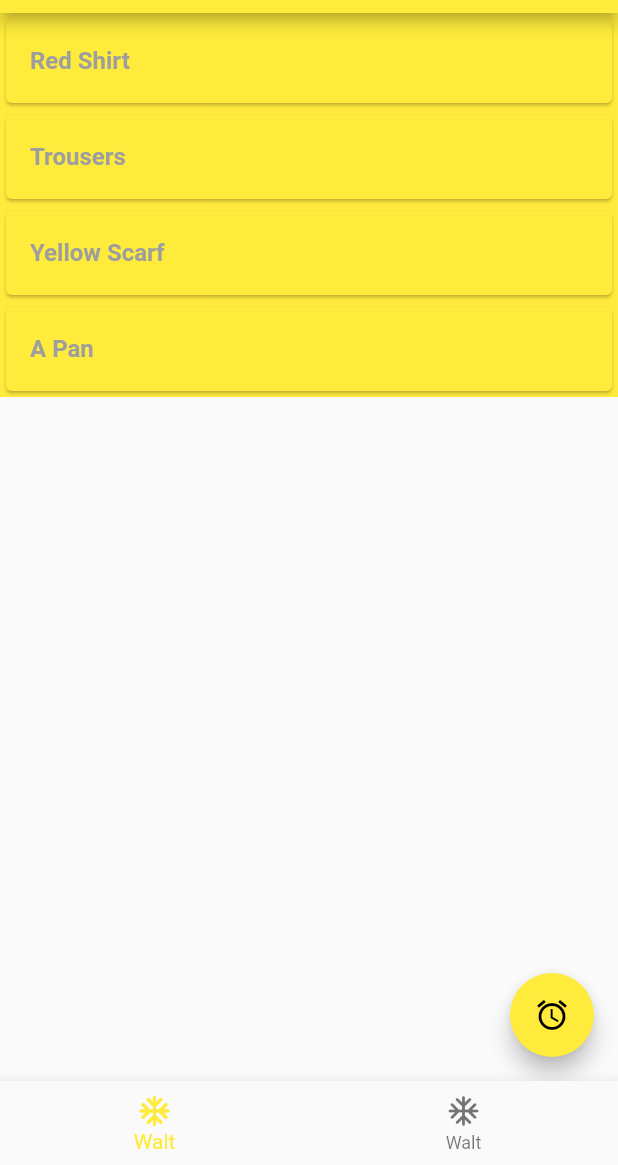
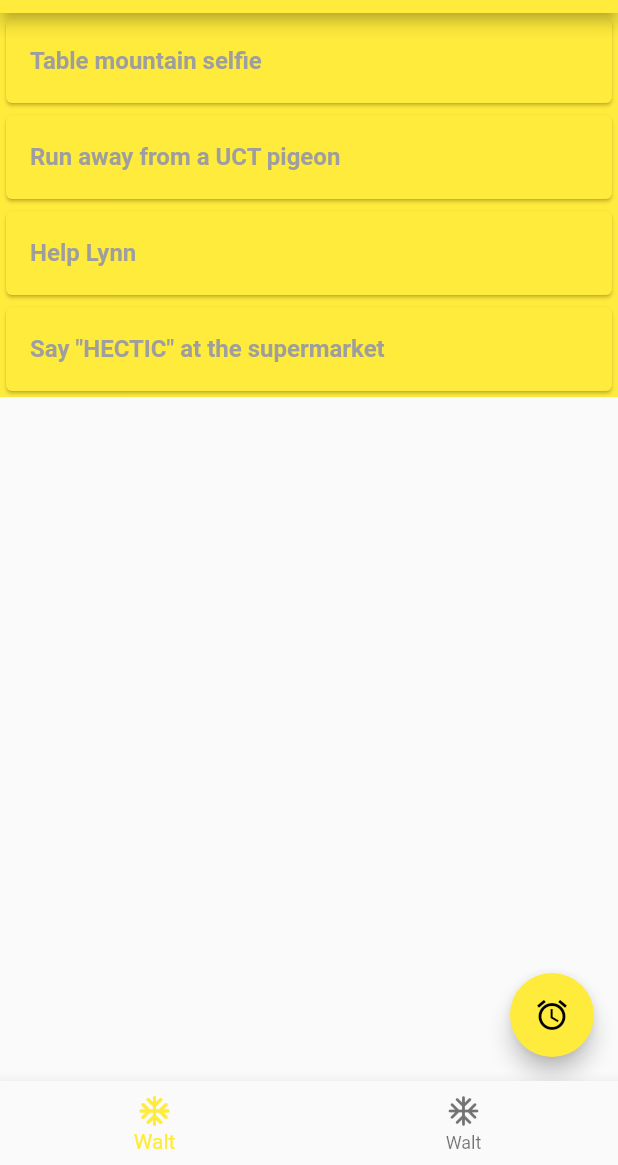
Before and after one commit to WaltDeyzel/semester_cup, a Flutter app: the screen it shows after launch, on a phone screen of 412 x 824 dp, the part 71-1236 px from its top. Run offline on Flutter 3.47's test engine with Material 2 defaults, Android fonts, the phone set to English and light mode, and no system bars.

Commit message:
now sorts list and made better entries in the user demo list

```diff
--- a/lib/Classes/challenges_demo.dart
+++ b/lib/Classes/challenges_demo.dart
@@ -6,23 +6,23 @@ class ChallengeListDemo with ChangeNotifier {
   List<Challenge> _items = [
     Challenge(
       id: 'p1',
-      title: 'Red Shirt',
-      description: 'A red shirt - it is pretty red!',
+      title: 'Table mountain selfie',
+      description: 'Take a picture with our favorite mountain!',
     ),
     Challenge(
       id: 'p2',
-      title: 'Trousers',
-      description: 'A nice pair of trousers.',
+      title: 'Run away from a UCT pigeon',
+      description: 'a UCT requirement. when visiting campus for your tut/exam.',
     ),
     Challenge(
       id: 'p3',
-      title: 'Yellow Scarf',
-      description: 'Warm and cozy - exactly what you need for the winter.',
+      title: 'Help Lynn',
+      description: 'Cause Walt wont do it for me .',
     ),
     Challenge(
       id: 'p4',
-      title: 'A Pan',
-      description: 'Prepare any meal you want.',
+      title: 'Say "HECTIC" at the supermarket',
+      description: 'a UCT proverb.',
     ),
   ];
 
@@ -30,16 +30,16 @@ class ChallengeListDemo with ChangeNotifier {
     return [..._items]; //returns copy of _items into a new list
   }
 
-  void addChallenge(Challenge add){
+  void addChallenge(Challenge add) {
     _items.add(add);
     notifyListeners();
   }
 
-  Challenge findModuleById(String challengetId){
+  Challenge findModuleById(String challengetId) {
     return _items.firstWhere((element) => element.id == challengetId);
   }
 
-  void notify(){
+  void notify() {
     notifyListeners();
   }
 
--- a/lib/Classes/users_demo.dart
+++ b/lib/Classes/users_demo.dart
@@ -7,19 +7,19 @@ class UserListDemo with ChangeNotifier {
       name: 'Lynn',
       studentNum: 'WYNLYN004',
       email: 'WYNLYN004@myuct.ac.za',
-      points: 100,
+      points: 143,
     ),
     User(
       name: 'Walt',
       studentNum: 'WALTINO003',
       email: 'WALTINO@myuct.ac.za',
-      points: 80,
+      points: 97,
     ),
     User(
-      name: 'Mentor Chels',
+      name: 'Mentor Chelsea',
       studentNum: 'CHEL001',
       email: 'CHEL@DEVSOC.COM',
-      points: 150,
+      points: 121,
     ),
   ];
 
--- a/lib/Widgets/user_leaderboard_list.dart
+++ b/lib/Widgets/user_leaderboard_list.dart
@@ -8,6 +8,8 @@ class UserLeaderboardList extends StatelessWidget {
     //print(activeWallets[0].active);
     //final mediaQ = MediaQuery.of(context);
     final users = Provider.of<UserListDemo>(context).users;
+    //somehow sort the list of users
+    users.sort((a, b) => b.points.compareTo(a.points));
     return Container(
       color: Theme.of(context).primaryColor,
       //height: 350,
```
